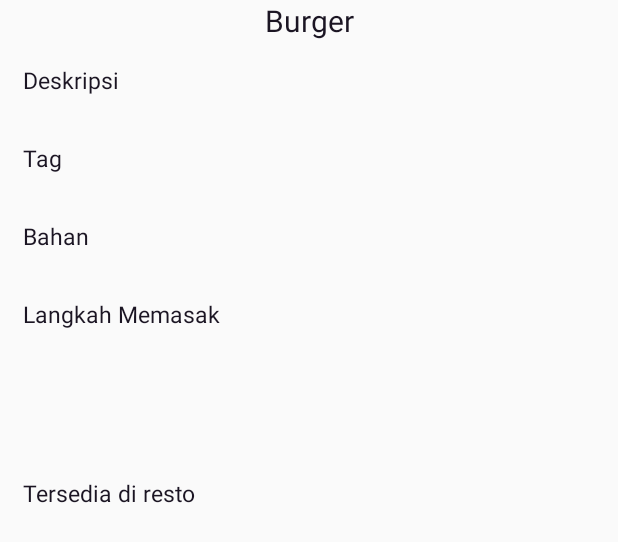
After one commit to MochRafi007/Tubes1_P3B, an Android app: the layout fragment_detil_makan.xml on its own in the app's theme, with its tools: preview values and no code run, on a phone screen of 412 x 824 dp. The commit adds this screen. Shown: the top 542 px of the screen. Run offline under Robolectric (Android 15) with nearby library versions, the phone set to English and light mode, and no system bars.

Commit message:
fragment_detil _makanan

```diff
--- /dev/null
+++ b/app/src/main/res/layout/fragment_detil_makan.xml
@@ -0,0 +1,167 @@
+<?xml version="1.0" encoding="utf-8"?>
+<androidx.constraintlayout.widget.ConstraintLayout
+    xmlns:android="http://schemas.android.com/apk/res/android" android:layout_width="match_parent"
+    android:layout_height="match_parent">
+
+    <LinearLayout
+        android:layout_width="match_parent"
+        android:layout_height="match_parent"
+        >
+            <LinearLayout
+                android:layout_width="match_parent"
+                android:layout_height="match_parent"
+                android:orientation="vertical"
+                >
+
+                <LinearLayout
+                    android:layout_width="match_parent"
+                    android:layout_height="wrap_content">
+                    <TextView
+                        android:layout_width="match_parent"
+                        android:layout_height="wrap_content"
+                        android:text="@string/namaMakan"
+                        android:textAlignment="center"
+                        android:textColor="#1B1523"
+                        android:textSize="20dp"
+                        ></TextView>
+
+                </LinearLayout>
+
+                <LinearLayout
+                android:layout_width="match_parent"
+                android:layout_height="wrap_content"
+                android:padding="15dp"
+                    >
+                <TextView
+                    android:layout_width="wrap_content"
+                    android:layout_height="wrap_content"
+                    android:text="@string/deskripsi"
+                    android:textAlignment="center"
+                    android:textColor="#1B1523"
+                    android:textSize="15dp"
+                    ></TextView>
+
+                    <TextView
+                        android:layout_width="match_parent"
+                        android:layout_height="wrap_content"
+                        android:id="@+id/dekrips"
+                        android:textAlignment="center"
+                        android:textColor="#1B1523"
+                        android:textSize="15dp"
+                        >
+                    </TextView>
+
+                </LinearLayout>
+
+                <LinearLayout
+                    android:layout_width="match_parent"
+                    android:layout_height="wrap_content"
+                    android:padding="15dp"
+
+                    >
+                    <TextView
+                        android:layout_width="wrap_content"
+                        android:layout_height="wrap_content"
+                        android:text="@string/tag"
+                        android:textAlignment="center"
+                        android:textColor="#1B1523"
+                        android:textSize="15dp"
+                        ></TextView>
+
+                    <TextView
+                        android:layout_width="match_parent"
+                        android:layout_height="wrap_content"
+                        android:id="@+id/tags"
+                        android:textAlignment="center"
+                        android:textColor="#1B1523"
+                        android:textSize="15dp"
+                        >
+                    </TextView>
+
+                </LinearLayout>
+
+                <LinearLayout
+                    android:layout_width="match_parent"
+                    android:layout_height="wrap_content"
+                    android:padding="15dp"
+
+                    >
+                    <TextView
+                        android:layout_width="wrap_content"
+                        android:layout_height="wrap_content"
+                        android:text="@string/bahan"
+                        android:textAlignment="center"
+                        android:textColor="#1B1523"
+                        android:textSize="15dp"
+                        ></TextView>
+
+                    <TextView
+                        android:layout_width="match_parent"
+                        android:layout_height="wrap_content"
+                        android:id="@+id/bahans"
+                        android:textAlignment="center"
+                        android:textColor="#1B1523"
+                        android:textSize="15dp"
+                        >
+                    </TextView>
+
+                </LinearLayout>
+
+                <LinearLayout
+                    android:layout_width="match_parent"
+                    android:layout_height="wrap_content"
+                    android:padding="15dp"
+                    android:orientation="vertical"
+                    >
+                    <TextView
+                        android:layout_width="match_parent"
+                        android:layout_height="wrap_content"
+                        android:text="@string/langkah"
+                        android:textColor="#1B1523"
+                        android:textSize="15dp"
+                        ></TextView>
+
+                    <TextView
+                        android:layout_width="match_parent"
+                        android:layout_height="wrap_content"
+                        android:id="@+id/langkahs"
+                        android:textAlignment="center"
+                        android:textColor="#1B1523"
+                        android:textSize="50dp"
+
+                        >
+                    </TextView>
+
+                </LinearLayout>
+
+                <LinearLayout
+                    android:layout_width="match_parent"
+                    android:layout_height="wrap_content"
+                    android:padding="15dp"
+                    >
+                    <TextView
+                        android:layout_width="wrap_content"
+                        android:layout_height="wrap_content"
+                        android:text="@string/resto"
+                        android:textAlignment="center"
+                        android:textColor="#1B1523"
+                        android:textSize="15dp"
+                        ></TextView>
+
+                    <TextView
+                        android:layout_width="match_parent"
+                        android:layout_height="wrap_content"
+                        android:id="@+id/restos"
+                        android:textAlignment="center"
+                        android:textColor="#1B1523"
+                        android:textSize="15dp"
+                        >
+                    </TextView>
+
+                </LinearLayout>
+
+            </LinearLayout>
+    </LinearLayout>
+
+
+</androidx.constraintlayout.widget.ConstraintLayout>
--- a/app/src/main/res/layout/fragment_left.xml
+++ b/app/src/main/res/layout/fragment_left.xml
@@ -11,9 +11,8 @@
         android:orientation="vertical">
 
         <ListView
-            android:layout_width="match_parent"
-            android:layout_height="wrap_content"
-            android:id="@+id/list_view">
-        </ListView>
+            android:id="@+id/list_view"
+            android:layout_width="395dp"
+            android:layout_height="wrap_content"></ListView>
     </LinearLayout>
 </FrameLayout>
--- a/app/src/main/res/values/strings.xml
+++ b/app/src/main/res/values/strings.xml
@@ -10,6 +10,7 @@
     <string name="resto">Tersedia di resto</string>
     <string name="openDrawer">open drawer</string>
     <string name="closeDrawer">close drawer</string>
+    <string name="namaMakan">Burger</string>
     <string-array name="nav_menu">
         <item>Home</item>
         <item>Menu</item>
```
